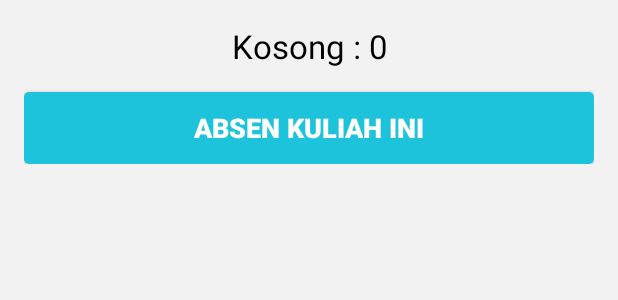
After one commit to axellageraldinc/Absensy, an Android app: the layout dialog_absen_matkul.xml on its own in the app's theme, with its tools: preview values and no code run, on a phone screen of 412 x 824 dp. The commit adds this screen. Shown: the top 300 px of the screen. Run offline under Robolectric (Android 15) with nearby library versions, the phone set to English and light mode, and no system bars.

Commit message:
* Added recycler view adapter and it's Implementation * Added dialog add absen * Added long press to delete mata kuliah

```diff
--- /dev/null
+++ b/app/src/main/res/layout/dialog_absen_matkul.xml
@@ -0,0 +1,29 @@
+<?xml version="1.0" encoding="utf-8"?>
+<LinearLayout xmlns:android="http://schemas.android.com/apk/res/android"
+    xmlns:tools="http://schemas.android.com/tools"
+    android:layout_width="match_parent"
+    android:layout_height="wrap_content"
+    android:orientation="vertical"
+    android:padding="16dp">
+
+    <TextView
+        android:id="@+id/txtJumlahKosong"
+        android:layout_width="match_parent"
+        android:layout_height="match_parent"
+        android:text="Kosong : 0"
+        android:gravity="center"
+        android:textColor="@color/black"
+        android:textSize="22sp"/>
+
+    <Button
+        android:id="@+id/btnAddAbsen"
+        android:layout_width="match_parent"
+        android:layout_height="wrap_content"
+        android:layout_marginTop="16dp"
+        android:background="@drawable/button_primary"
+        android:text="ABSEN KULIAH INI"
+        android:textColor="@color/white"
+        android:textSize="18sp"
+        android:textStyle="bold"
+        />
+</LinearLayout>
```
Also changed, not shown: app/src/main/java/ppl/com/absensy/MatkulAdapter.java (added, +141 -0 lines), app/src/main/java/ppl/com/absensy/activity/HomeActivity.java (+30 -0 lines), app/src/main/java/ppl/com/absensy/repository/SqliteHelper.java (+5 -2 lines), app/src/main/res/layout/list_mata_kuliah.xml (+7 -0 lines).
